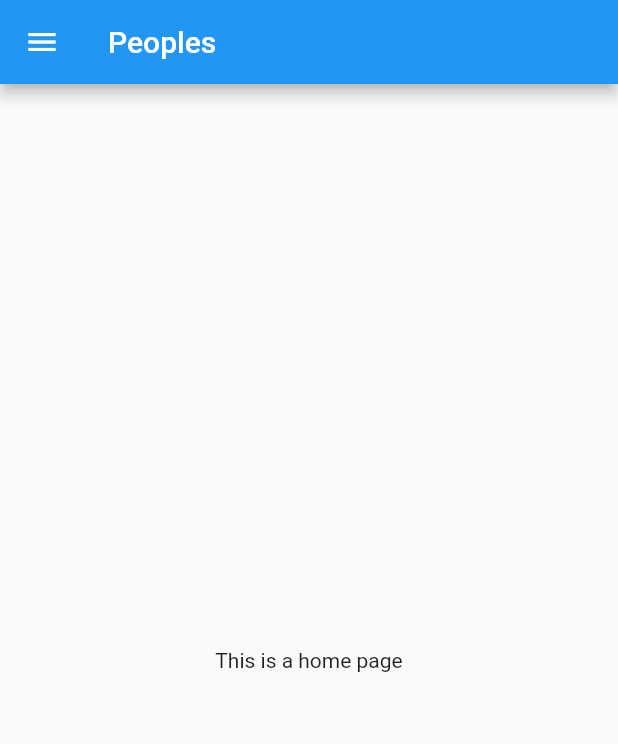
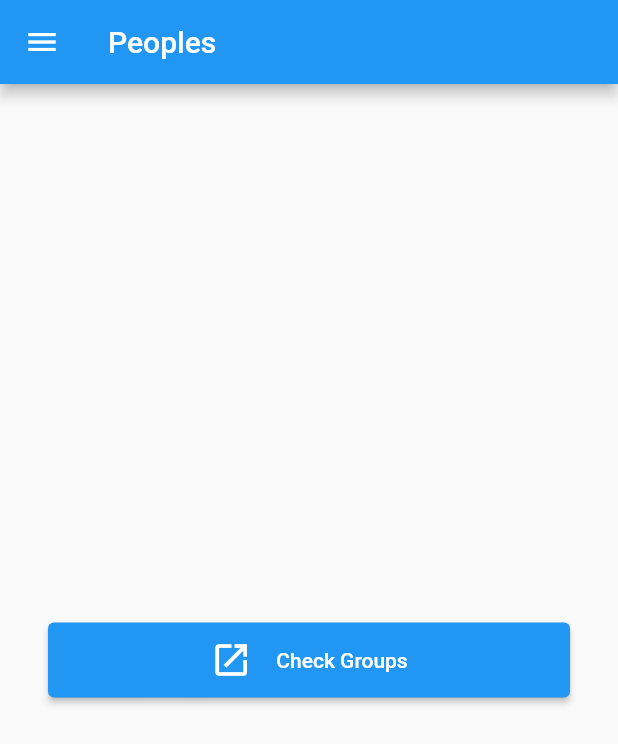
Before and after one commit to 28-08-2000/People-Management, a Flutter app: the screen it shows after launch, on a phone screen of 412 x 824 dp. Shown: the top 744 px of the screen. Run offline on Flutter 3.47's test engine with Material 2 defaults, Android fonts, the phone set to English and light mode, and no system bars; Roboto replaces fonts that are missing (Georgia).

Commit message:
Added user header and sidebar button on home page

```diff
--- a/lib/main.dart
+++ b/lib/main.dart
@@ -1,5 +1,6 @@
 import 'package:flutter/material.dart';
 import 'package:people_management/widget/navigation_drawer_widget.dart';
+import 'package:people_management/widget/drawer_button_widget.dart';
 
 void main() {
   runApp(const MyApp());
@@ -46,10 +47,19 @@ class _MainPageState extends State<MainPage> {
 
       appBar: AppBar(title: const Text("Peoples")),
 
-      body: const Center(
-        child: Text("This is a home page"),
-      ),
-
+      body: Builder (
+        builder: (context) => Container(
+          alignment: Alignment.center,
+          padding: EdgeInsets.symmetric(horizontal: 32),
+          child: ButtonWidget(
+            icon: Icons.open_in_new,
+            text: 'Check Groups',
+            onClicked: () {
+              Scaffold.of(context).openDrawer();
+            },
+          ),
+        )
+    )
     );
   }
 }
--- /dev/null
+++ b/lib/widget/drawer_button_widget.dart
@@ -0,0 +1,32 @@
+import 'package:flutter/material.dart';
+
+class ButtonWidget extends StatelessWidget {
+  final IconData icon;
+  final String text;
+  final VoidCallback onClicked;
+
+  const ButtonWidget({
+    Key?key,
+    required this.icon,
+    required this.text,
+    required this.onClicked,
+  }) : super(key: key);
+
+  @override
+  Widget build(BuildContext context) => ElevatedButton(
+      style: ElevatedButton.styleFrom(
+        minimumSize: Size.fromHeight(50),
+      ),
+      onPressed: onClicked,
+      child: buildContent(),
+  );
+
+  Widget buildContent() => Row(
+    mainAxisSize: MainAxisSize.min,
+    children: [
+      Icon(icon, size: 28),
+      SizedBox(width: 16),
+      Text(text)
+    ],
+  );
+}
```
Also changed, not shown: lib/page/user_page.dart (added, +32 -0 lines), lib/widget/navigation_drawer_widget.dart (+62 -1 lines).
